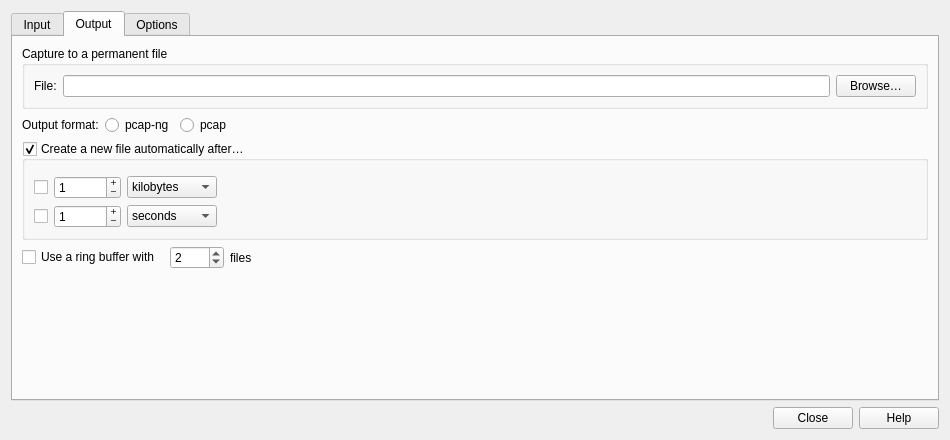
This is ui/qt/capture_interfaces_dialog.ui in openthread/wireshark as Qt 5 draws it before an edit. The edited form follows.
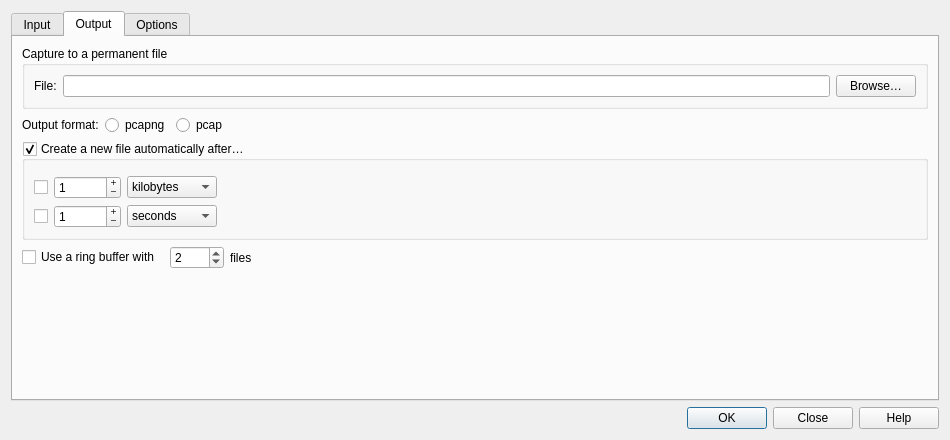
This is the edited form. The open tabs and pages were chosen to show the change. Custom widgets are drawn as their Qt base class.

The edit to the form file:
```diff
--- a/ui/qt/capture_interfaces_dialog.ui
+++ b/ui/qt/capture_interfaces_dialog.ui
@@ -221,7 +221,7 @@
          <item>
           <widget class="QRadioButton" name="rbPcapng">
            <property name="text">
-            <string>pcap-ng</string>
+            <string>pcapng</string>
            </property>
           </widget>
          </item>
@@ -791,7 +791,7 @@
    <item>
     <widget class="QDialogButtonBox" name="buttonBox">
      <property name="standardButtons">
-      <set>QDialogButtonBox::Close|QDialogButtonBox::Help</set>
+      <set>QDialogButtonBox::Close|QDialogButtonBox::Help|QDialogButtonBox::Ok</set>
      </property>
     </widget>
    </item>
```
Left out of the diff: 6 changed lines with no effect on the pictures.
